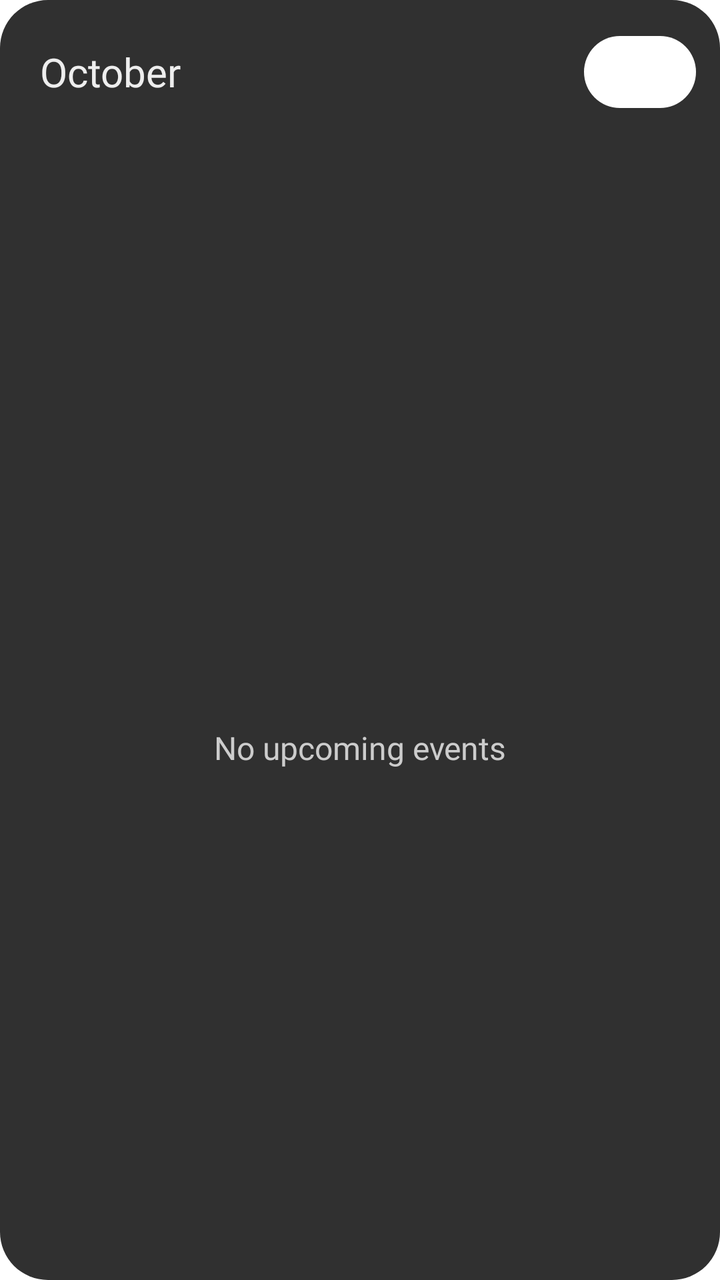
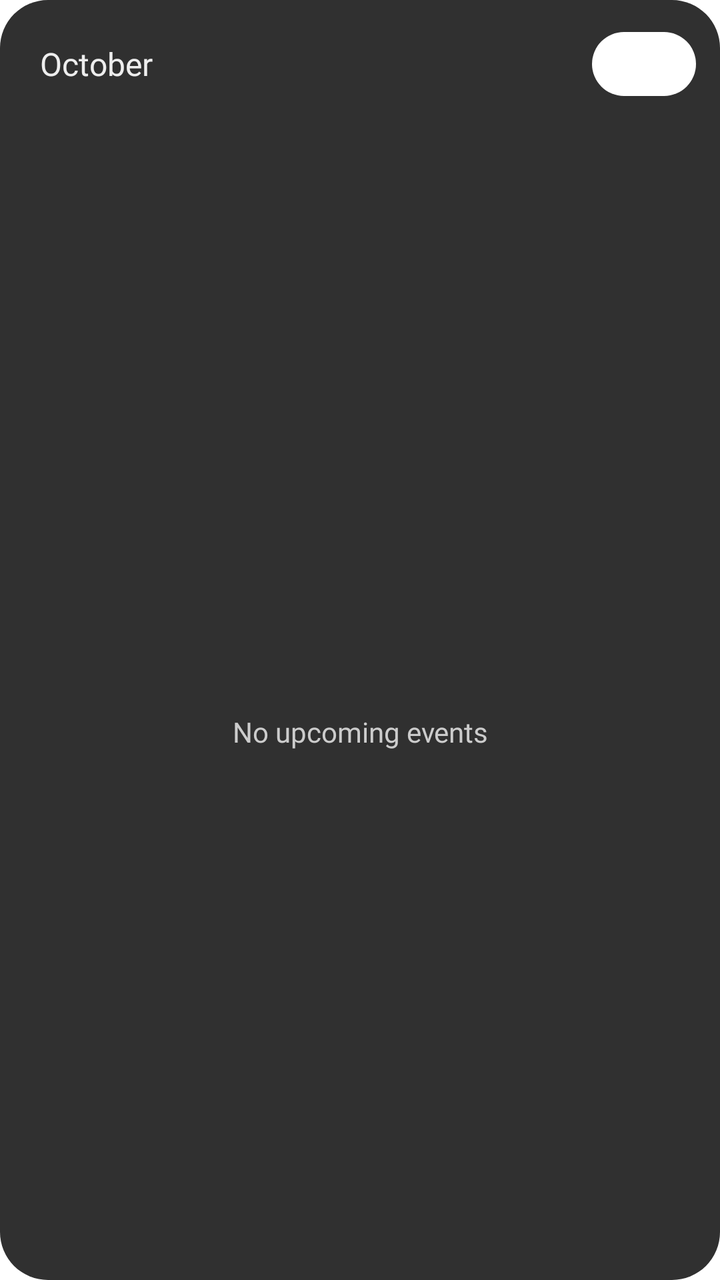

Two renders of the same Android screen: before a commit and after it. Below are the layout's source before the change and the commit's diff.
<!-- AndroidManifest.xml: application theme Theme.Calendar -->
<!-- res/layout/widget_agenda.xml -->
<LinearLayout xmlns:android="http://schemas.android.com/apk/res/android" android:id="@android:id/background" android:layout_width="match_parent" android:layout_height="match_parent" android:orientation="vertical" android:background="@drawable/widget_background" android:paddingStart="12dp" android:paddingTop="12dp" android:paddingEnd="12dp">
 <LinearLayout android:layout_width="match_parent" android:layout_height="48dp" android:gravity="center_vertical">
 <TextView android:id="@+id/widget_month" android:layout_width="0dp" android:layout_weight="1" android:layout_height="match_parent" android:gravity="center_vertical" android:paddingStart="8dp" android:fontFamily="@font/google_sans_flex_family" android:textColor="#EEEEEE" android:textSize="20sp" android:text="October"/>
 <ImageView android:id="@+id/widget_add" android:layout_width="56dp" android:layout_height="36dp" android:background="@drawable/widget_today" android:scaleType="center" android:src="@drawable/widget_add_icon" android:contentDescription="Create event"/>
 </LinearLayout>
 <FrameLayout android:layout_width="match_parent" android:layout_height="0dp" android:layout_weight="1">
 <ListView android:id="@+id/widget_list" android:layout_width="match_parent" android:layout_height="match_parent" android:divider="@android:color/transparent" android:dividerHeight="4dp" android:scrollbars="none" android:paddingBottom="16dp" android:clipToPadding="false"/>
 <ImageView android:id="@+id/widget_fade" android:layout_width="match_parent" android:layout_height="40dp" android:layout_gravity="bottom" android:scaleType="fitXY" android:src="@drawable/widget_fade" android:importantForAccessibility="no"/>
 </FrameLayout>
 <TextView android:id="@+id/widget_empty" android:layout_width="match_parent" android:layout_height="match_parent" android:gravity="center" android:fontFamily="@font/google_sans_flex_family" android:text="No upcoming events" android:textColor="#CCCCCC" android:textSize="16sp"/>
</LinearLayout>
<!-- resources referenced by this layout -->
<resources>
  <!-- drawable widget_add_icon (drawable) -->
  <vector xmlns:android="http://schemas.android.com/apk/res/android" android:width="24dp" android:height="24dp" android:viewportWidth="24" android:viewportHeight="24">
      <path android:fillColor="#FFFFFF" android:pathData="M11,5h2v6h6v2h-6v6h-2v-6H5v-2h6z"/>
  </vector>
  <!-- drawable widget_background (drawable) -->
  <shape xmlns:android="http://schemas.android.com/apk/res/android"><solid android:color="#303030"/><corners android:radius="24dp"/></shape>
  <!-- drawable widget_fade (drawable) -->
  <shape xmlns:android="http://schemas.android.com/apk/res/android">
      <gradient android:angle="270" android:startColor="#00FFFFFF" android:centerColor="#40FFFFFF" android:centerY="0.55" android:endColor="#F2FFFFFF" />
  </shape>
  <!-- drawable widget_today (drawable) -->
  <shape xmlns:android="http://schemas.android.com/apk/res/android"><solid android:color="#FFFFFF"/><corners android:radius="50dp"/></shape>
  <style name="Theme.Calendar" parent="android:Theme.Material.Light.NoActionBar">
          <item name="android:windowBackground">@color/window_background</item>
      </style>
  <color name="window_background">#FFFFFF</color>
</resources>

<!-- the commit's change to res/layout/widget_agenda.xml (unified diff, before → after) -->
@@ -1,11 +1,11 @@
 <LinearLayout xmlns:android="http://schemas.android.com/apk/res/android" android:id="@android:id/background" android:layout_width="match_parent" android:layout_height="match_parent" android:orientation="vertical" android:background="@drawable/widget_background" android:paddingStart="12dp" android:paddingTop="12dp" android:paddingEnd="12dp">
- <LinearLayout android:layout_width="match_parent" android:layout_height="48dp" android:gravity="center_vertical">
- <TextView android:id="@+id/widget_month" android:layout_width="0dp" android:layout_weight="1" android:layout_height="match_parent" android:gravity="center_vertical" android:paddingStart="8dp" android:fontFamily="@font/google_sans_flex_family" android:textColor="#EEEEEE" android:textSize="20sp" android:text="October"/>
- <ImageView android:id="@+id/widget_add" android:layout_width="56dp" android:layout_height="36dp" android:background="@drawable/widget_today" android:scaleType="center" android:src="@drawable/widget_add_icon" android:contentDescription="Create event"/>
+ <LinearLayout android:layout_width="match_parent" android:layout_height="40dp" android:gravity="center_vertical">
+ <TextView android:id="@+id/widget_month" android:layout_width="0dp" android:layout_weight="1" android:layout_height="match_parent" android:gravity="center_vertical" android:paddingStart="8dp" android:fontFamily="@font/google_sans_flex_family" android:textColor="#EEEEEE" android:textSize="16sp" android:text="October"/>
+ <ImageView android:id="@+id/widget_add" android:layout_width="52dp" android:layout_height="32dp" android:background="@drawable/widget_today" android:scaleType="center" android:src="@drawable/widget_add_icon" android:contentDescription="Create event"/>
  </LinearLayout>
  <FrameLayout android:layout_width="match_parent" android:layout_height="0dp" android:layout_weight="1">
- <ListView android:id="@+id/widget_list" android:layout_width="match_parent" android:layout_height="match_parent" android:divider="@android:color/transparent" android:dividerHeight="4dp" android:scrollbars="none" android:paddingBottom="16dp" android:clipToPadding="false"/>
+ <ListView android:id="@+id/widget_list" android:layout_width="match_parent" android:layout_height="match_parent" android:divider="@android:color/transparent" android:dividerHeight="2dp" android:scrollbars="none" android:paddingBottom="16dp" android:clipToPadding="false"/>
  <ImageView android:id="@+id/widget_fade" android:layout_width="match_parent" android:layout_height="40dp" android:layout_gravity="bottom" android:scaleType="fitXY" android:src="@drawable/widget_fade" android:importantForAccessibility="no"/>
  </FrameLayout>
- <TextView android:id="@+id/widget_empty" android:layout_width="match_parent" android:layout_height="match_parent" android:gravity="center" android:fontFamily="@font/google_sans_flex_family" android:text="No upcoming events" android:textColor="#CCCCCC" android:textSize="16sp"/>
+ <TextView android:id="@+id/widget_empty" android:layout_width="match_parent" android:layout_height="match_parent" android:gravity="center" android:fontFamily="@font/google_sans_flex_family" android:text="No upcoming events" android:textColor="#CCCCCC" android:textSize="14sp"/>
 </LinearLayout>
